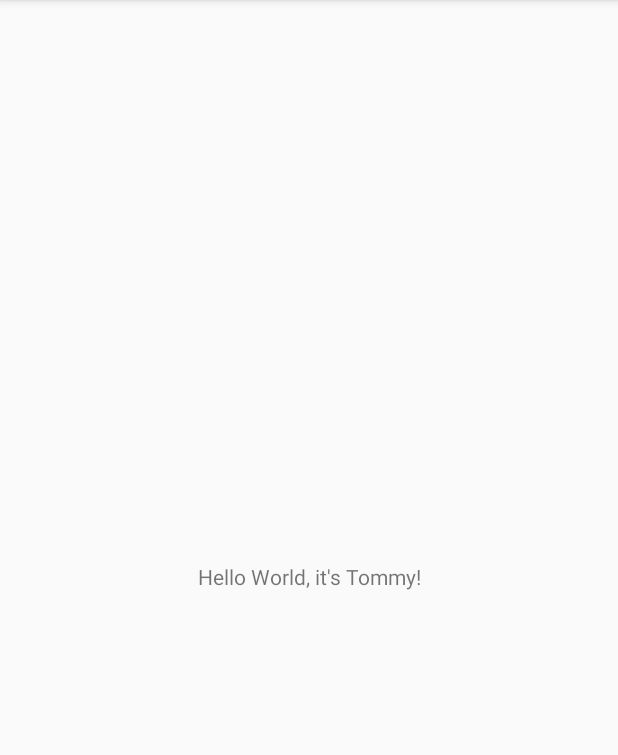
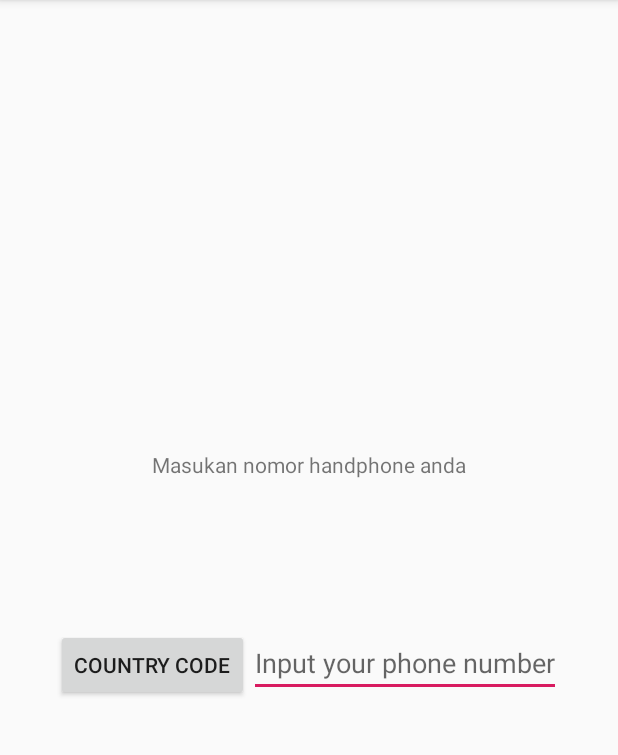
Before and after one commit to patrickleonardus/Babooo, an Android app: the screen it shows after launch (MainActivity), on a phone screen of 412 x 824 dp, the part 84-839 px from its top. Run offline under Robolectric (Android 15) with nearby library versions, the phone set to English and light mode, and no system bars.

Commit message:
added phone number on login

```diff
--- a/app/src/main/res/layout/activity_main.xml
+++ b/app/src/main/res/layout/activity_main.xml
@@ -1,18 +1,36 @@
 <?xml version="1.0" encoding="utf-8"?>
-<androidx.constraintlayout.widget.ConstraintLayout xmlns:android="http://schemas.android.com/apk/res/android"
+<LinearLayout xmlns:android="http://schemas.android.com/apk/res/android"
     xmlns:app="http://schemas.android.com/apk/res-auto"
     xmlns:tools="http://schemas.android.com/tools"
     android:layout_width="match_parent"
     android:layout_height="match_parent"
-    tools:context=".MainActivity">
+    tools:context=".MainActivity"
+    android:orientation="vertical"
+    android:gravity="center">
 
     <TextView
         android:layout_width="wrap_content"
         android:layout_height="wrap_content"
-        android:text="Hello World, it's Tommy!"
-        app:layout_constraintBottom_toBottomOf="parent"
-        app:layout_constraintLeft_toLeftOf="parent"
-        app:layout_constraintRight_toRightOf="parent"
-        app:layout_constraintTop_toTopOf="parent" />
+        android:id="@+id/nomorHPTV"
+        android:text="Masukan nomor handphone anda" />
 
-</androidx.constraintlayout.widget.ConstraintLayout>
+    <LinearLayout
+        android:layout_width="wrap_content"
+        android:layout_height="wrap_content"
+        android:orientation="horizontal"
+        android:layout_marginTop="100dp">
+
+        <Button
+            android:layout_width="wrap_content"
+            android:layout_height="wrap_content"
+            android:text="Country code"/>
+        <EditText
+            android:layout_width="wrap_content"
+            android:layout_height="wrap_content"
+            android:hint="Input your phone number"/>
+
+    </LinearLayout>
+
+
+
+</LinearLayout>
--- a/build.gradle
+++ b/build.gradle
@@ -7,7 +7,7 @@ buildscript {
 
     }
     dependencies {
-        classpath 'com.android.tools.build:gradle:3.5.1'
+        classpath 'com.android.tools.build:gradle:3.5.3'
 
         // NOTE: Do not place your application dependencies here; they belong
         // in the individual module build.gradle files
```
